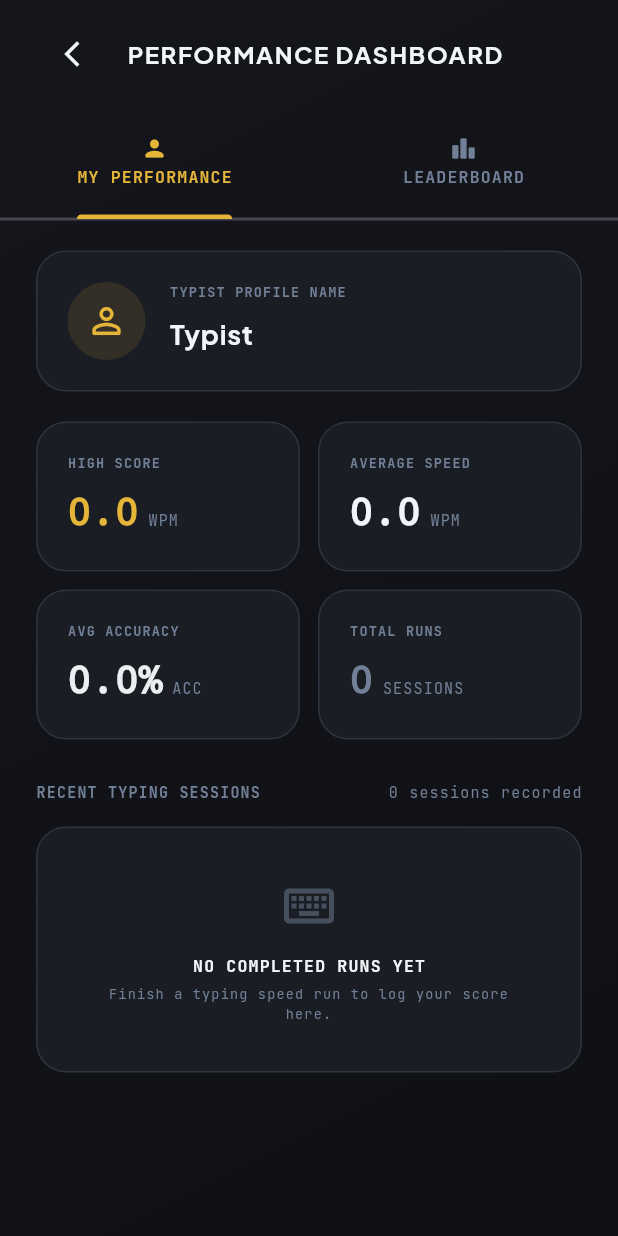
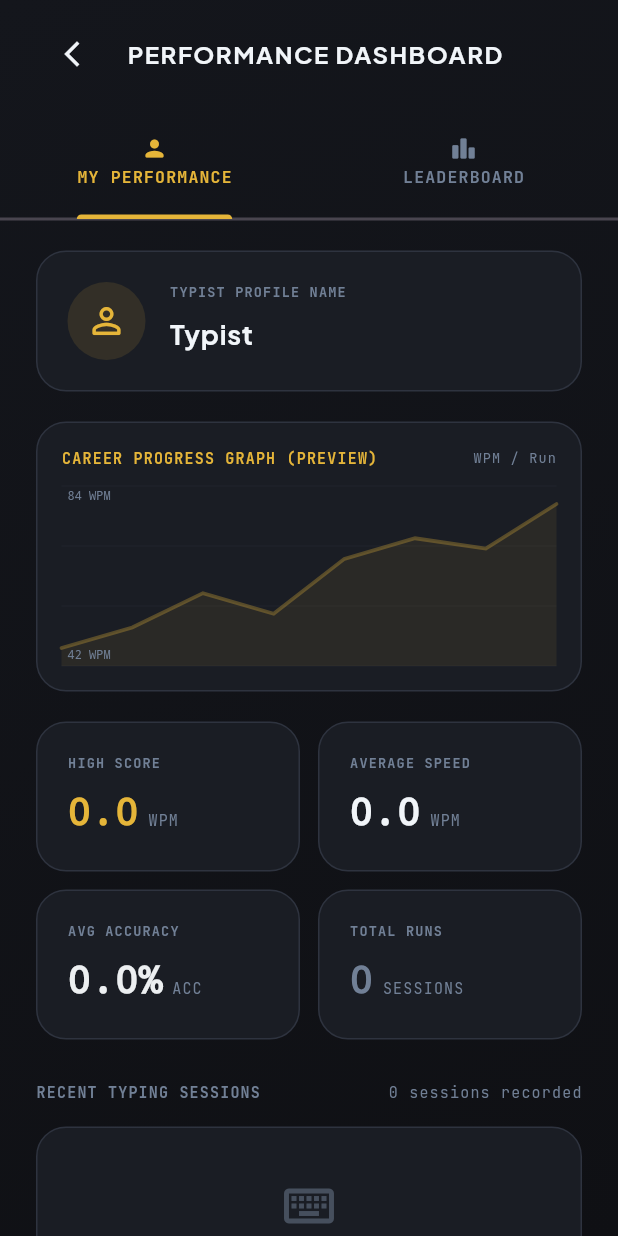
Before and after one commit to Humxa687/IT-TYPES, a Flutter app: the screen it shows after launch, after a tap on the "bar chart" icon, on a phone screen of 412 x 824 dp. Run offline on Flutter 3.47's test engine with Material 3 defaults, Android fonts, the phone set to English and light mode, and no system bars; our stand-ins replace audioplayers, google_fonts, shared_preferences.

Commit message:
IT TYPES: Decouple background themes from secondary accent colors, and add progress graphs to the stats screen

```diff
--- a/lib/providers/theme_provider.dart
+++ b/lib/providers/theme_provider.dart
@@ -16,29 +16,27 @@ class ThemeProvider extends ChangeNotifier {
   AppThemePreset _currentTheme = AppThemePreset.serikaDark;
   double _fontSize = 20.0;
   String _fontFamily = 'monospace'; // 'monospace', 'sans-serif', 'serif'
+  bool _isLightMode = false;
 
   AppThemePreset get currentTheme => _currentTheme;
   double get fontSize => _fontSize;
   String get fontFamily => _fontFamily;
+  bool get isLightMode => _isLightMode;
 
-  bool get isDark {
-    return _currentTheme == AppThemePreset.serikaDark ||
-        _currentTheme == AppThemePreset.carbon ||
-        _currentTheme == AppThemePreset.dracula ||
-        _currentTheme == AppThemePreset.nord;
-  }
+  bool get isDark => !_isLightMode;
 
   void setTheme(AppThemePreset preset) {
     _currentTheme = preset;
+    // Set default light/dark mode alignment matching preset defaults
+    _isLightMode = preset == AppThemePreset.serikaLight ||
+        preset == AppThemePreset.paper ||
+        preset == AppThemePreset.solarizedLight ||
+        preset == AppThemePreset.cream;
     notifyListeners();
   }
 
   void toggleTheme() {
-    if (isDark) {
-      _currentTheme = AppThemePreset.serikaLight;
-    } else {
-      _currentTheme = AppThemePreset.serikaDark;
-    }
+    _isLightMode = !_isLightMode;
     notifyListeners();
   }
 
@@ -52,8 +50,11 @@ class ThemeProvider extends ChangeNotifier {
     notifyListeners();
   }
 
-  // Retrieve Theme Colors
+  // Retrieve Theme Colors (Respect decoupled Light Mode appearance overrides)
   Color get backgroundColor {
+    if (_isLightMode) {
+      return const Color(0xFFFAFAFA);
+    }
     switch (_currentTheme) {
       case AppThemePreset.serikaDark:
         return const Color(0xFF111317);
@@ -63,18 +64,19 @@ class ThemeProvider extends ChangeNotifier {
         return const Color(0xFF282A36);
       case AppThemePreset.nord:
         return const Color(0xFF2E3440);
-      case AppThemePreset.serikaLight:
-        return const Color(0xFFFAFAFA);
-      case AppThemePreset.paper:
-        return const Color(0xFFF0EFEA);
-      case AppThemePreset.solarizedLight:
-        return const Color(0xFFFDF6E3);
-      case AppThemePreset.cream:
-        return const Color(0xFFFFFDD0);
+      default:
+        return const Color(0xFF111317);
     }
   }
 
   Gradient get backgroundGradient {
+    if (_isLightMode) {
+      return const LinearGradient(
+        colors: [Color(0xFFFAFAFA), Color(0xFFF0F2F5)],
+        begin: Alignment.topLeft,
+        end: Alignment.bottomRight,
+      );
+    }
     switch (_currentTheme) {
       case AppThemePreset.serikaDark:
         return const LinearGradient(colors: [Color(0xFF14161C), Color(0xFF0F1014)], begin: Alignment.topLeft, end: Alignment.bottomRight);
@@ -84,18 +86,15 @@ class ThemeProvider extends ChangeNotifier {
         return const LinearGradient(colors: [Color(0xFF2C2F3F), Color(0xFF1E2029)], begin: Alignment.topLeft, end: Alignment.bottomRight);
       case AppThemePreset.nord:
         return const LinearGradient(colors: [Color(0xFF343B49), Color(0xFF272C35)], begin: Alignment.topLeft, end: Alignment.bottomRight);
-      case AppThemePreset.serikaLight:
-        return const LinearGradient(colors: [Color(0xFFFAFAFA), Color(0xFFF0F2F5)], begin: Alignment.topLeft, end: Alignment.bottomRight);
-      case AppThemePreset.paper:
-        return const LinearGradient(colors: [Color(0xFFFAF9F6), Color(0xFFE9E8E2)], begin: Alignment.topLeft, end: Alignment.bottomRight);
-      case AppThemePreset.solarizedLight:
-        return const LinearGradient(colors: [Color(0xFFFFFDF5), Color(0xFFF0EAD6)], begin: Alignment.topLeft, end: Alignment.bottomRight);
-      case AppThemePreset.cream:
-        return const LinearGradient(colors: [Color(0xFFFFFFE0), Color(0xFFFDF5E6)], begin: Alignment.topLeft, end: Alignment.bottomRight);
+      default:
+        return const LinearGradient(colors: [Color(0xFF14161C), Color(0xFF0F1014)], begin: Alignment.topLeft, end: Alignment.bottomRight);
     }
   }
 
   Color get cardColor {
+    if (_isLightMode) {
+      return const Color(0xFFFFFFFF);
+    }
     switch (_currentTheme) {
       case AppThemePreset.serikaDark:
         return const Color(0xFF1A1D24);
@@ -105,18 +104,15 @@ class ThemeProvider extends ChangeNotifier {
         return const Color(0xFF1E1F29);
       case AppThemePreset.nord:
         return const Color(0xFF3B4252);
-      case AppThemePreset.serikaLight:
-        return const Color(0xFFFFFFFF);
-      case AppThemePreset.paper:
-        return const Color(0xFFFAF9F5);
-      case AppThemePreset.solarizedLight:
-        return const Color(0xFFEEE8D5);
-      case AppThemePreset.cream:
-        return const Color(0xFFFFF8C4);
+      default:
+        return const Color(0xFF1A1D24);
     }
   }
 
   Color get borderColor {
+    if (_isLightMode) {
+      return const Color(0xFFE2E8F0);
+    }
     switch (_currentTheme) {
       case AppThemePreset.serikaDark:
         return const Color(0xFF2E333F);
@@ -126,17 +122,12 @@ class ThemeProvider extends ChangeNotifier {
         return const Color(0xFF44475A);
       case AppThemePreset.nord:
         return const Color(0xFF4C566A);
-      case AppThemePreset.serikaLight:
-        return const Color(0xFFE2E8F0);
-      case AppThemePreset.paper:
-        return const Color(0xFFD3D0C9);
-      case AppThemePreset.solarizedLight:
-        return const Color(0xFF93A1A1);
-      case AppThemePreset.cream:
-        return const Color(0xFFEEDC82);
+      default:
+        return const Color(0xFF2E333F);
     }
   }
 
+  // AccentColor (Secondary Color Highlight) always remains locked as per selection!
   Color get accentColor {
     switch (_currentTheme) {
       case AppThemePreset.serikaDark:
@@ -159,6 +150,9 @@ class ThemeProvider extends ChangeNotifier {
   }
 
   Color get correctCharColor {
+    if (_isLightMode) {
+      return const Color(0xFF1E293B);
+    }
     switch (_currentTheme) {
       case AppThemePreset.serikaDark:
         return const Color(0xFFECEFF1);
@@ -168,18 +162,15 @@ class ThemeProvider extends ChangeNotifier {
         return const Color(0xFFF8F8F2);
       case AppThemePreset.nord:
         return const Color(0xFFECEFF4);
-      case AppThemePreset.serikaLight:
-        return const Color(0xFF1E293B);
-      case AppThemePreset.paper:
-        return const Color(0xFF4A463F);
-      case AppThemePreset.solarizedLight:
-        return const Color(0xFF586E75);
-      case AppThemePreset.cream:
-        return const Color(0xFF3E2723);
+      default:
+        return const Color(0xFFECEFF1);
     }
   }
 
   Color get incorrectCharColor {
+    if (_isLightMode) {
+      return const Color(0xFFD32F2F);
+    }
     switch (_currentTheme) {
       case AppThemePreset.serikaDark:
         return const Color(0xFFEF5350);
@@ -189,18 +180,15 @@ class ThemeProvider extends ChangeNotifier {
         return const Color(0xFFFF5555);
       case AppThemePreset.nord:
         return const Color(0xFFBF616A);
-      case AppThemePreset.serikaLight:
-        return const Color(0xFFD32F2F);
-      case AppThemePreset.paper:
-        return const Color(0xFFB84444);
-      case AppThemePreset.solarizedLight:
-        return const Color(0xFFDC322F);
-      case AppThemePreset.cream:
-        return const Color(0xFFC62828);
+      default:
+        return const Color(0xFFEF5350);
     }
   }
 
   Color get untypedCharColor {
+    if (_isLightMode) {
+      return const Color(0xFF94A3B8);
+    }
     switch (_currentTheme) {
       case AppThemePreset.serikaDark:
         return const Color(0xFF4E5766);
@@ -210,18 +198,15 @@ class ThemeProvider extends ChangeNotifier {
         return const Color(0xFF6272A4);
       case AppThemePreset.nord:
         return const Color(0xFF4C566A);
-      case AppThemePreset.serikaLight:
-        return const Color(0xFF94A3B8);
-      case AppThemePreset.paper:
-        return const Color(0xFF8F8B83);
-      case AppThemePreset.solarizedLight:
-        return const Color(0xFF93A1A1);
-      case AppThemePreset.cream:
-        return const Color(0xFFB0A26B);
+      default:
+        return const Color(0xFF4E5766);
     }
   }
 
   Color get textColor {
+    if (_isLightMode) {
+      return const Color(0xFF0F172A);
+    }
     switch (_currentTheme) {
       case AppThemePreset.serikaDark:
         return const Color(0xFFF1F5F9);
@@ -231,18 +216,15 @@ class ThemeProvider extends ChangeNotifier {
         return const Color(0xFFF8F8F2);
       case AppThemePreset.nord:
         return const Color(0xFFECEFF4);
-      case AppThemePreset.serikaLight:
-        return const Color(0xFF0F172A);
-      case AppThemePreset.paper:
-        return const Color(0xFF2C2A26);
-      case AppThemePreset.solarizedLight:
-        return const Color(0xFF073642);
-      case AppThemePreset.cream:
-        return const Color(0xFF4E342E);
+      default:
+        return const Color(0xFFF1F5F9);
     }
   }
 
   Color get subtextColor {
+    if (_isLightMode) {
+      return const Color(0xFF64748B);
+    }
     switch (_currentTheme) {
       case AppThemePreset.serikaDark:
         return const Color(0xFF718096);
@@ -252,14 +234,8 @@ class ThemeProvider extends ChangeNotifier {
         return const Color(0xFF6272A4);
       case AppThemePreset.nord:
         return const Color(0xFF6D8096);
-      case AppThemePreset.serikaLight:
-        return const Color(0xFF64748B);
-      case AppThemePreset.paper:
-        return const Color(0xFF7D7872);
-      case AppThemePreset.solarizedLight:
-        return const Color(0xFF657B83);
-      case AppThemePreset.cream:
-        return const Color(0xFF8D6E63);
+      default:
+        return const Color(0xFF718096);
     }
   }
 
--- a/lib/screens/stats_screen.dart
+++ b/lib/screens/stats_screen.dart
@@ -153,6 +153,10 @@ class _StatsScreenState extends State<StatsScreen> {
                                     ],
                                   ),
                                 ),
+                                const SizedBox(height: 20),
+
+                                // WPM Progress curve chart
+                                _buildCareerChartCard(context, logs),
                                 const SizedBox(height: 20),
 
                                 // Career Summary Statistics Row
@@ -341,6 +345,61 @@ class _StatsScreenState extends State<StatsScreen> {
             ),
           ),
         ),
+      ),
+    );
+  }
+
+  Widget _buildCareerChartCard(BuildContext context, List<Map<String, dynamic>> logs) {
+    final themeProvider = Provider.of<ThemeProvider>(context, listen: false);
+
+    // If actual history logs are empty, use cool mock values to display a preview!
+    final List<double> wpmData = logs.isEmpty
+        ? [42.0, 48.0, 58.0, 52.0, 68.0, 74.0, 71.0, 84.0]
+        : logs.map((log) => (log['wpm'] as num).toDouble()).toList();
+
+    final isMock = logs.isEmpty;
+
+    return Container(
+      height: 180,
+      padding: const EdgeInsets.all(16),
+      decoration: BoxDecoration(
+        color: themeProvider.cardColor,
+        borderRadius: BorderRadius.circular(20),
+        border: Border.all(color: themeProvider.borderColor),
+      ),
+      child: Column(
+        crossAxisAlignment: CrossAxisAlignment.stretch,
+        children: [
+          Row(
+            mainAxisAlignment: MainAxisAlignment.spaceBetween,
+            children: [
+              Text(
+                isMock ? 'CAREER PROGRESS GRAPH (PREVIEW)' : 'CAREER PROGRESS GRAPH',
+                style: themeProvider.getMonospaceTextStyle(fontSize: 10, fontWeight: FontWeight.bold).copyWith(
+                      color: themeProvider.accentColor,
+                      letterSpacing: 0.8,
+                    ),
+              ),
+              Text(
+                'WPM / Run',
+                style: themeProvider.getMonospaceTextStyle(fontSize: 9).copyWith(
+                      color: themeProvider.subtextColor,
+                    ),
+              ),
+            ],
+          ),
+          const SizedBox(height: 12),
+          Expanded(
+            child: CustomPaint(
+              painter: CareerProgressChartPainter(
+                history: wpmData,
+                accentColor: isMock ? themeProvider.accentColor.withOpacity(0.3) : themeProvider.accentColor,
+                gridColor: themeProvider.borderColor.withOpacity(0.4),
+                textColor: themeProvider.subtextColor,
+              ),
+            ),
+          ),
+        ],
       ),
     );
   }
@@ -552,3 +611,104 @@ class _StatsScreenState extends State<StatsScreen> {
     );
   }
 }
+
+// Custom Painter to render career performance curves over sessions
+class CareerProgressChartPainter extends CustomPainter {
+  final List<double> history;
+  final Color accentColor;
+  final Color gridColor;
+  final Color textColor;
+
+  CareerProgressChartPainter({
+    required this.history,
+    required this.accentColor,
+    required this.gridColor,
+    required this.textColor,
+  });
+
+  @override
+  void paint(Canvas canvas, Size size) {
+    if (history.isEmpty) return;
+
+    final paintLine = Paint()
+      ..color = accentColor
+      ..strokeWidth = 2.5
+      ..style = PaintingStyle.stroke
+      ..strokeCap = StrokeCap.round;
+
+    final paintFill = Paint()
+      ..color = accentColor.withOpacity(0.08)
+      ..style = PaintingStyle.fill;
+
+    final gridPaint = Paint()
+      ..color = gridColor
+      ..strokeWidth = 0.5
+      ..style = PaintingStyle.stroke;
+
+    // Draw horizontal grid lines
+    const int gridRows = 3;
+    for (int i = 0; i <= gridRows; i++) {
+      double y = size.height * i / gridRows;
+      canvas.drawLine(Offset(0, y), Offset(size.width, y), gridPaint);
+    }
+
+    double maxWpm = history.reduce(max);
+    double minWpm = history.reduce(min);
+    if (maxWpm == minWpm) {
+      maxWpm += 20;
+      minWpm = max(0.0, minWpm - 20);
+    }
+    double range = maxWpm - minWpm;
+    if (range <= 0) range = 40.0;
+
+    double dx = size.width / (history.length > 1 ? history.length - 1 : 1);
+
+    final path = Path();
+    final fillPath = Path();
+
+    for (int i = 0; i < history.length; i++) {
+      double x = i * dx;
+      double normalized = (history[i] - minWpm) / range;
+      double y = size.height - (normalized * size.height * 0.8 + size.height * 0.1);
+
+      if (i == 0) {
+        path.moveTo(x, y);
+        fillPath.moveTo(x, size.height);
+        fillPath.lineTo(x, y);
+      } else {
+        path.lineTo(x, y);
+        fillPath.lineTo(x, y);
+      }
+    }
+
+    fillPath.lineTo(size.width, size.height);
+    fillPath.close();
+
+    canvas.drawPath(fillPath, paintFill);
+    canvas.drawPath(path, paintLine);
+
+    // Draw boundary markers text
+    final textMax = TextPainter(
+      text: TextSpan(
+        text: '${maxWpm.toInt()} WPM',
+        style: TextStyle(color: textColor, fontSize: 8, fontFamily: 'monospace'),
+      ),
+      textDirection: TextDirection.ltr,
+    );
+    textMax.layout();
+    textMax.paint(canvas, const Offset(4, 2));
+
+    final textMin = TextPainter(
+      text: TextSpan(
+        text: '${minWpm.toInt()} WPM',
+        style: TextStyle(color: textColor, fontSize: 8, fontFamily: 'monospace'),
+      ),
+      textDirection: TextDirection.ltr,
+    );
+    textMin.layout();
+    textMin.paint(canvas, Offset(4, size.height - 12));
+  }
+
+  @override
+  bool shouldRepaint(covariant CareerProgressChartPainter oldDelegate) => true;
+}
```
